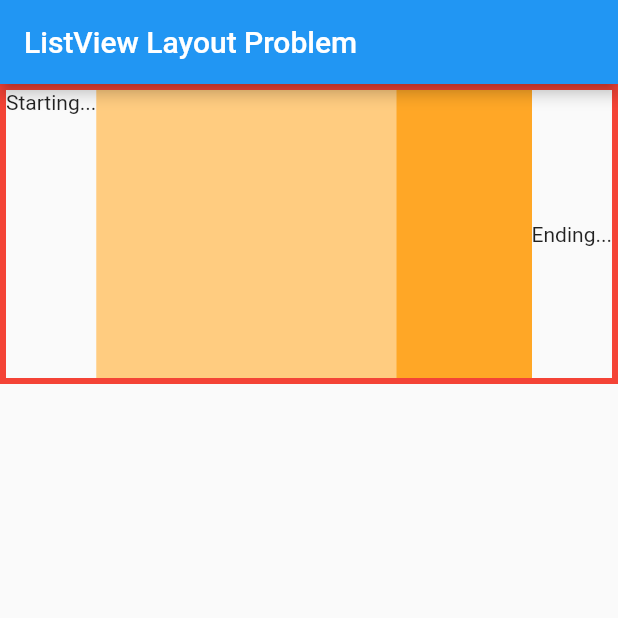
After one commit to yarasaa/DartPractice, a Flutter app: the screen it shows after launch, on a phone screen of 412 x 824 dp, the top half of it. The commit adds this screen. Run offline on Flutter 3.47's test engine with Material 2 defaults, Android fonts, the phone set to English and light mode, and no system bars; our stand-ins replace flutter_easyloading.

Commit message:
08/07/2022

```diff
--- /dev/null
+++ b/lib/list_view_layout_problem.dart
@@ -0,0 +1,74 @@
+// ignore_for_file: sort_child_properties_last, prefer_const_constructors
+
+import 'package:flutter/material.dart';
+
+class ListViewLayoutProblem extends StatelessWidget {
+  const ListViewLayoutProblem({Key? key}) : super(key: key);
+
+  @override
+  Widget build(BuildContext context) {
+    return Scaffold(
+      appBar: AppBar(
+        title: Text('ListView Layout Problem'),
+      ),
+      body: Container(
+        height: 200,
+        child: Row(
+          children: [
+            Expanded(
+              child: ListView(
+                scrollDirection: Axis.horizontal,
+                children: [
+                  Text('Starting...'),
+                  Container(
+                    width: 200,
+                    color: Colors.orange.shade200,
+                  ),
+                  Container(
+                    width: 200,
+                    color: Colors.orange.shade400,
+                  ),
+                  Container(
+                    width: 200,
+                    color: Colors.orange.shade200,
+                  ),
+                  Container(
+                    width: 200,
+                    color: Colors.orange.shade400,
+                  ),
+                ],
+              ),
+            ),
+            Text('Ending...')
+          ],
+        ),
+        decoration: BoxDecoration(
+          border: Border.all(width: 4, color: Colors.red),
+        ),
+      ),
+    );
+  }
+
+  Column InColumnList() {
+    return Column(
+      children: [
+        Text('Starting...'),
+        Expanded(
+          child: ListView(
+            children: [
+              Container(
+                height: 200,
+                color: Colors.orange.shade200,
+              ),
+              Container(
+                height: 200,
+                color: Colors.orange.shade400,
+              ),
+            ],
+          ),
+        ),
+        Text('Ending...'),
+      ],
+    );
+  }
+}
--- a/lib/main.dart
+++ b/lib/main.dart
@@ -1,5 +1,6 @@
 import 'package:flutter/material.dart';
 import 'package:listtile/card_listtile.dart';
+import 'package:listtile/list_view_layout_problem.dart';
 import 'package:listtile/listview.dart';
 import 'package:flutter_easyloading/flutter_easyloading.dart';
 
@@ -29,7 +30,7 @@ class MyApp extends StatelessWidget {
   Widget build(BuildContext context) {
     return MaterialApp(
       title: 'Material App',
-      home: ListViewUsing(),
+      home: ListViewLayoutProblem(),
       builder: EasyLoading.init(),
     );
   }
```
Also changed, not shown: lib/listview.dart (+57 -13 lines).
